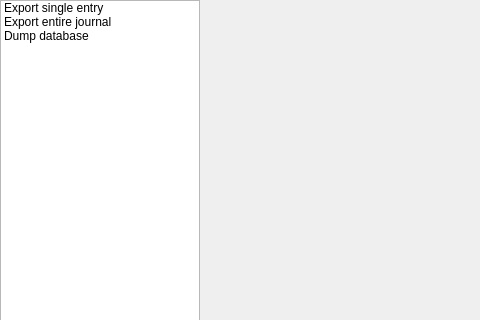
The window that ui/entryexporter.ui (pwizard2/robojournal) describes before a commit, drawn with Qt 5; both pictures show x 0 to 480 and y 0 to 320 of the 609 by 463 pixel window.
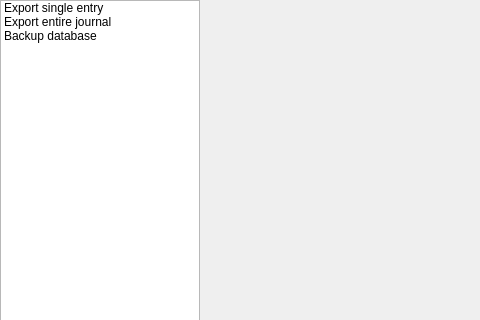
The same window after the commit. Icons and pictures are not drawn.

Diff of the .ui file:
```diff
--- a/ui/entryexporter.ui
+++ b/ui/entryexporter.ui
@@ -69,7 +69,7 @@
      </item>
      <item>
       <property name="text">
-       <string>Dump database</string>
+       <string>Backup database</string>
       </property>
       <property name="icon">
        <iconset resource="../images.qrc">
```
